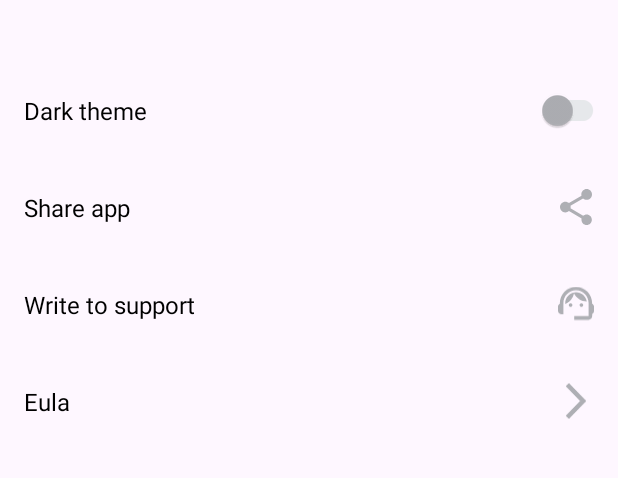
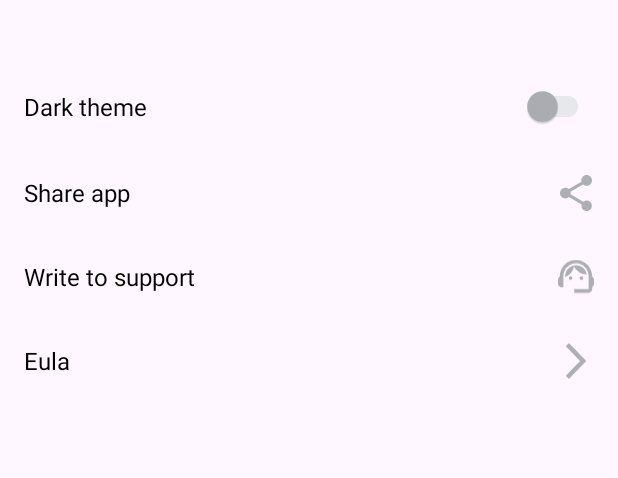
Before and after one commit to OvsyannikovMaksim/PlaylistMaker, an Android app: the SettingsActivity screen opened directly, with no data from a screen before it, on a phone screen of 412 x 824 dp, the part 70-548 px from its top. Run offline under Robolectric (Android 15) with nearby library versions, the light colour scheme and no system bars.

Commit message:
fix comments

```diff
--- a/app/src/main/res/layout/activity_settings.xml
+++ b/app/src/main/res/layout/activity_settings.xml
@@ -17,85 +17,76 @@
     <FrameLayout
         android:layout_width="match_parent"
         android:layout_height="wrap_content"
-        android:layout_marginTop="24dp">
+        android:layout_marginTop="24dp"
+        android:padding="@dimen/standard_margin">
         <TextView
             android:layout_width="wrap_content"
             android:layout_height="wrap_content"
-            android:layout_gravity="start"
+            android:layout_gravity="start|center_vertical"
             android:text="@string/settings_theme_text"
             android:textColor="@color/black"
-            android:textSize="16sp"
-            android:layout_marginVertical="21dp"
-            android:layout_marginStart="@dimen/standard_margin"/>
+            android:textSize="@dimen/text_size_16"/>
         <com.google.android.material.switchmaterial.SwitchMaterial
             android:layout_width="wrap_content"
-            android:layout_height="match_parent"
+            android:layout_height="@dimen/pic_size"
             android:layout_gravity="end|center_vertical"
-            android:layout_marginEnd="6dp"
             app:useMaterialThemeColors="false"
             app:trackTint="@color/light_grey"
-            app:thumbTint="@color/grey"
-            />
+            app:thumbTint="@color/grey" />
     </FrameLayout>
 
     <FrameLayout
         android:layout_width="match_parent"
-        android:layout_height="wrap_content">
+        android:layout_height="wrap_content"
+        android:padding="@dimen/standard_margin">
         <TextView
             android:layout_width="wrap_content"
             android:layout_height="wrap_content"
-            android:layout_gravity="start"
+            android:layout_gravity="start|center_vertical"
             android:text="@string/settings_share_text"
             android:textColor="@color/black"
-            android:textSize="16sp"
-            android:layout_marginVertical="21dp"
-            android:layout_marginStart="@dimen/standard_margin"/>
+            android:textSize="@dimen/text_size_16"/>
         <ImageView
             android:src="@drawable/share_icon"
-            android:layout_width="24dp"
-            android:layout_height="24dp"
-            android:layout_gravity="end|center_vertical"
-            android:layout_marginEnd="@dimen/standard_margin"/>
+            android:layout_width="@dimen/pic_size"
+            android:layout_height="@dimen/pic_size"
+            android:layout_gravity="end|center_vertical"/>
     </FrameLayout>
 
     <FrameLayout
         android:layout_width="match_parent"
-        android:layout_height="wrap_content">
+        android:layout_height="wrap_content"
+        android:padding="@dimen/standard_margin">
         <TextView
             android:layout_width="wrap_content"
             android:layout_height="wrap_content"
-            android:layout_gravity="start"
+            android:layout_gravity="start|center_vertical"
             android:text="@string/settings_support_text"
             android:textColor="@color/black"
-            android:textSize="16sp"
-            android:layout_marginVertical="21dp"
-            android:layout_marginStart="@dimen/standard_margin"/>
+            android:textSize="@dimen/text_size_16"/>
         <ImageView
             android:src="@drawable/support_icon"
-            android:layout_width="24dp"
-            android:layout_height="24dp"
-            android:layout_gravity="end|center_vertical"
-            android:layout_marginEnd="@dimen/standard_margin"/>
+            android:layout_width="@dimen/pic_size"
+            android:layout_height="@dimen/pic_size"
+            android:layout_gravity="end|center_vertical"/>
     </FrameLayout>
 
     <FrameLayout
         android:layout_width="match_parent"
-        android:layout_height="wrap_content">
+        android:layout_height="wrap_content"
+        android:padding="@dimen/standard_margin">
         <TextView
             android:layout_width="wrap_content"
             android:layout_height="wrap_content"
-            android:layout_gravity="start"
+            android:layout_gravity="start|center_vertical"
             android:text="@string/settings_eula_text"
             android:textColor="@color/black"
-            android:textSize="16sp"
-            android:layout_marginVertical="21dp"
-            android:layout_marginStart="@dimen/standard_margin"/>
+            android:textSize="@dimen/text_size_16"/>
         <ImageView
             android:src="@drawable/right_arrow_icon"
-            android:layout_width="24dp"
-            android:layout_height="24dp"
-            android:layout_gravity="end|center_vertical"
-            android:layout_marginEnd="@dimen/standard_margin"/>
+            android:layout_width="@dimen/pic_size"
+            android:layout_height="@dimen/pic_size"
+            android:layout_gravity="end|center_vertical" />
     </FrameLayout>
 
 </LinearLayout>
--- a/app/src/main/res/values/dimens.xml
+++ b/app/src/main/res/values/dimens.xml
@@ -1,4 +1,9 @@
 <?xml version="1.0" encoding="utf-8"?>
 <resources>
     <dimen name="standard_margin">16dp</dimen>
+    <dimen name="text_size_22">22sp</dimen>
+    <dimen name="pic_size">24dp</dimen>
+    <dimen name="text_size_16">16sp</dimen>
+    <dimen name="corner_radius">16dp</dimen>
+    <dimen name="icon_padding_10">10dp</dimen>
 </resources>
```
Also changed, not shown: app/src/main/res/layout/activity_main.xml (+13 -13 lines).
